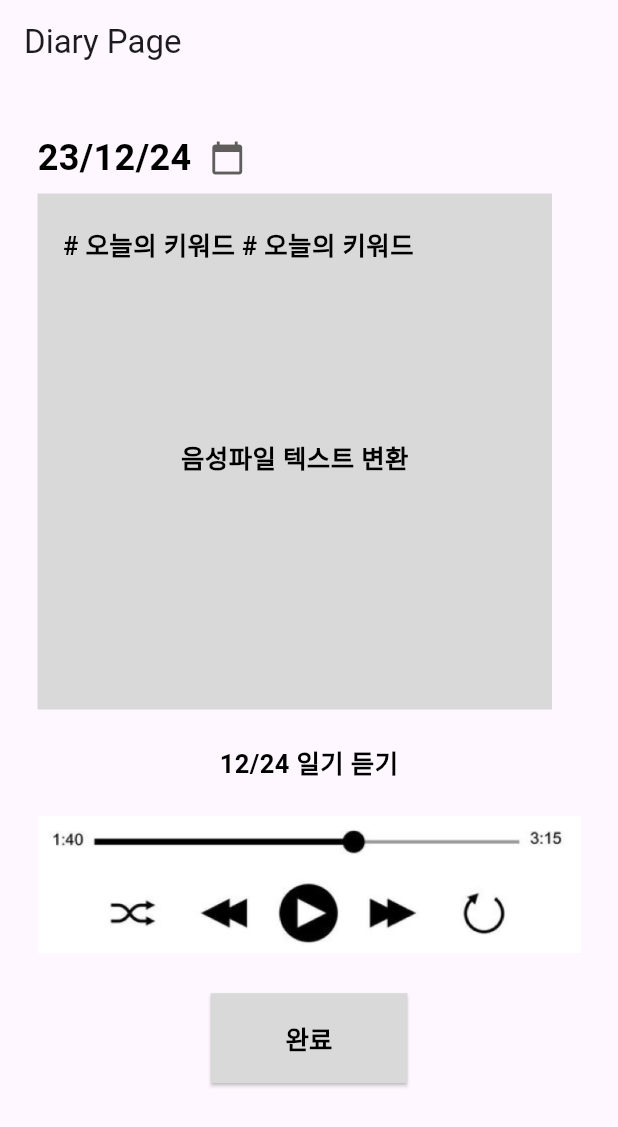
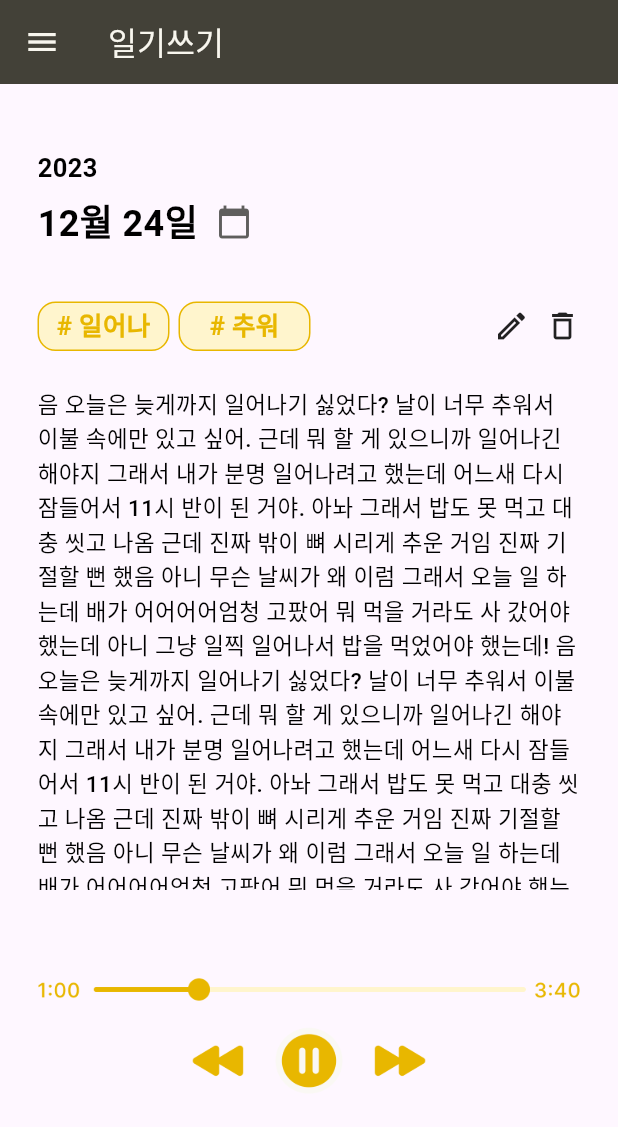
Before and after one commit to GwangjinJeong1/ddgood, a Flutter app: the DiaryPage screen opened directly, on a phone screen of 412 x 824 dp. Shown: the top 1127 px of the screen. Run offline on Flutter 3.47's test engine with Material 3 defaults, Android fonts, the phone set to English and light mode, and no system bars; our stand-ins replace lottie, table_calendar; Roboto replaces fonts that are missing (Pretendard-Medium).

Commit message:
update edit

```diff
--- a/lib/app.dart
+++ b/lib/app.dart
@@ -10,6 +10,7 @@ class MyApp extends StatelessWidget {
   @override
   Widget build(BuildContext context) {
     return MaterialApp(
+      debugShowCheckedModeBanner: false,
       title: 'ddgood',
       initialRoute: '/',
       routes: {
--- a/lib/convert.dart
+++ b/lib/convert.dart
@@ -1,13 +1,7 @@
 import 'package:ddgood/completion.dart';
-import 'package:ddgood/home.dart';
 import 'package:flutter/material.dart';
-import 'package:lottie/lottie.dart';
 
-import 'diary.dart';
-import 'drawer/calendar.dart';
 import 'drawer/drawer.dart';
-import 'drawer/wordcloud.dart';
-import 'main.dart';
 
 class ConvertPage extends StatefulWidget {
   const ConvertPage({
--- a/lib/diary.dart
+++ b/lib/diary.dart
@@ -3,7 +3,9 @@ import 'package:flutter/material.dart';
 import 'drawer/calendar.dart';
 import 'convert.dart';
 import 'drawer/drawer.dart';
-
+import 'edit.dart';
+import 'utils/color_scheme.dart';
+import 'utils/text_theme.dart';
 
 class DiaryPage extends StatefulWidget {
   const DiaryPage({
@@ -19,20 +21,39 @@ class _DiaryPageState extends State<DiaryPage> {
   Widget build(BuildContext context) {
     return Scaffold(
       appBar: AppBar(
-        title: const Text('Diary Page'),
+        leading: Builder(
+          builder: (BuildContext context) {
+            return IconButton(
+              icon: const Icon(Icons.menu, color: AppColor.neutral),
+              onPressed: () {
+                Scaffold.of(context).openDrawer();
+              },
+            );
+          },
+        ),
+        backgroundColor: AppColor.secondary,
+        title: Text('일기쓰기', style: hm21.copyWith(color: AppColor.neutral)),
         automaticallyImplyLeading: false,
       ),
       drawer: const MyDrawer(),
       body: Center(
         child: Padding(
-          padding: const EdgeInsets.all(25),
+          padding: const EdgeInsets.only(left: 25, right: 25),
           child: Column(
             crossAxisAlignment: CrossAxisAlignment.start,
             children: <Widget>[
+              const SizedBox(height: 44),
+              const Text(
+                '2023',
+                style: TextStyle(
+                    fontSize: 17,
+                    fontWeight: FontWeight.w600,
+                    color: Colors.black),
+              ),
               Row(
                 children: [
                   const Text(
-                    '23/12/24',
+                    '12월 24일',
                     style: TextStyle(
                         fontSize: 24,
                         fontWeight: FontWeight.w700,
@@ -43,7 +64,8 @@ class _DiaryPageState extends State<DiaryPage> {
                       // 아이콘을 눌렀을 때 이동할 페이지로 이동
                       Navigator.push(
                         context,
-                        MaterialPageRoute(builder: (context) => const CalendarPage()),
+                        MaterialPageRoute(
+                            builder: (context) => const CalendarPage()),
                       );
                     },
                     child: const SizedBox(
@@ -59,77 +81,93 @@ class _DiaryPageState extends State<DiaryPage> {
                   )
                 ],
               ),
-              Container(
-                padding: const EdgeInsets.only(top: 22, left: 17, right: 17),
-                height: 344,
-                width: 343,
-                color: const Color.fromRGBO(217, 217, 217, 1), // 연두색 설정
-                child: const Column(
-                  mainAxisAlignment: MainAxisAlignment.start,
-                  crossAxisAlignment: CrossAxisAlignment.start,
-                  children: [
-                    Text(
-                      '# 오늘의 키워드 # 오늘의 키워드',
-                      style: TextStyle(
+              const SizedBox(height: 29),
+              Row(
+                children: [
+                  Container(
+                    width: 88,
+                    height: 33,
+                    decoration: BoxDecoration(
+                      borderRadius: BorderRadius.circular(12),
+                      border: Border.all(
+                        color: const Color.fromRGBO(232, 183, 0, 1),
+                        width: 1,
+                      ),
+                      color: const Color.fromRGBO(255, 245, 205, 1),
+                    ),
+                    child: const Center(
+                      child: Text(
+                        '# 일어나',
+                        style: TextStyle(
                           fontSize: 17,
                           fontWeight: FontWeight.w600,
-                          color: Colors.black),
+                          color: Color.fromRGBO(232, 183, 0, 1),
+                        ),
+                      ),
                     ),
-                    SizedBox(
-                      height: 116,
+                  ),
+                  const SizedBox(width: 6),
+                  Container(
+                    width: 88,
+                    height: 33,
+                    decoration: BoxDecoration(
+                      borderRadius: BorderRadius.circular(12),
+                      border: Border.all(
+                        color: const Color.fromRGBO(232, 183, 0, 1),
+                        width: 1,
+                      ),
+                      color: const Color.fromRGBO(255, 245, 205, 1),
                     ),
-                    Center(
+                    child: const Center(
                       child: Text(
-                        '음성파일 텍스트 변환',
+                        '# 추워',
                         style: TextStyle(
-                            fontSize: 17,
-                            fontWeight: FontWeight.w600,
+                          fontSize: 17,
+                          fontWeight: FontWeight.w600,
+                          color: Color.fromRGBO(232, 183, 0, 1),
+                        ),
+                      ),
+                    ),
+                  ),
+                  const Spacer(),
+                  GestureDetector(
+                      onTap: () {
+                        Navigator.push(
+                          context,
+                          MaterialPageRoute(
+                              builder: (context) => DiaryEditPage()),
+                        );
+                      },
+                      child: const Icon(Icons.edit_outlined)),
+                  const SizedBox(width: 10),
+                  const Icon(Icons.delete_outline)
+                ],
+              ),
+              const SizedBox(height: 16),
+              Container(
+                padding: const EdgeInsets.only(top: 8),
+                height: 343,
+                width: 364,
+                color: Colors.transparent, // 연두색 설정
+                child: const SingleChildScrollView(
+                  child: Column(
+                    mainAxisAlignment: MainAxisAlignment.start,
+                    crossAxisAlignment: CrossAxisAlignment.start,
+                    children: [
+                      Text(
+                        '음 오늘은 늦게까지 일어나기 싫었다? 날이 너무 추워서 이불 속에만 있고 싶어. 근데 뭐 할 게 있으니까 일어나긴 해야지 그래서 내가 분명 일어나려고 했는데 어느새 다시 잠들어서 11시 반이 된 거야. 아놔 그래서 밥도 못 먹고 대충 씻고 나옴 근데 진짜 밖이 뼈 시리게 추운 거임 진짜 기절할 뻔 했음 아니 무슨 날씨가 왜 이럼 그래서 오늘 일 하는데 배가 어어어어엄청 고팠어 뭐 먹을 거라도 사 갔어야 했는데 아니 그냥 일찍 일어나서 밥을 먹었어야 했는데! 음 오늘은 늦게까지 일어나기 싫었다? 날이 너무 추워서 이불 속에만 있고 싶어. 근데 뭐 할 게 있으니까 일어나긴 해야지 그래서 내가 분명 일어나려고 했는데 어느새 다시 잠들어서 11시 반이 된 거야. 아놔 그래서 밥도 못 먹고 대충 씻고 나옴 근데 진짜 밖이 뼈 시리게 추운 거임 진짜 기절할 뻔 했음 아니 무슨 날씨가 왜 이럼 그래서 오늘 일 하는데 배가 어어어어엄청 고팠어 뭐 먹을 거라도 사 갔어야 했는데 아니 그냥 일찍 일어나서 밥을 먹었어야 했는데!',
+                        textAlign: TextAlign.left,
+                        style: TextStyle(
+                            fontSize: 15,
+                            fontWeight: FontWeight.w500,
                             color: Colors.black),
                       ),
-                    ),
-                  ],
-                ),
-              ),
-              const SizedBox(height: 23),
-              const Center(
-                child: Text(
-                  '12/24 일기 듣기',
-                  style: TextStyle(
-                      fontSize: 17,
-                      fontWeight: FontWeight.w600,
-                      color: Colors.black),
-                ),
-              ),
-              const SizedBox(height: 22),
-              Image.asset("assets/images/player.png"),
-              const SizedBox(height: 27),
-              Center(
-                child: SizedBox(
-                  width: 131,
-                  height: 60,
-                  child: ElevatedButton(
-                    onPressed: () {
-                      Navigator.push(
-                        context,
-                        MaterialPageRoute(
-                            builder: (context) => const ConvertPage()),
-                      );
-                    },
-                    style: ElevatedButton.styleFrom(
-                        shape: RoundedRectangleBorder(
-                            borderRadius: BorderRadius.circular(0)),
-                        backgroundColor:
-                            const Color.fromRGBO(217, 217, 217, 1)),
-                    child: const Text(
-                      '완료',
-                      style: TextStyle(
-                          fontSize: 17,
-                          fontWeight: FontWeight.w600,
-                          color: Colors.black),
-                    ),
+                    ],
                   ),
                 ),
               ),
+              const SizedBox(height: 54),
+              Image.asset("assets/images/player.png"),
             ],
           ),
         ),
```
Also changed, not shown: lib/completion.dart (+1 -9 lines), lib/edit.dart (added, +210 -0 lines), lib/talk.dart (+10 -10 lines), assets/images/player.png. Lines whose indentation alone changed are shown as unchanged.
